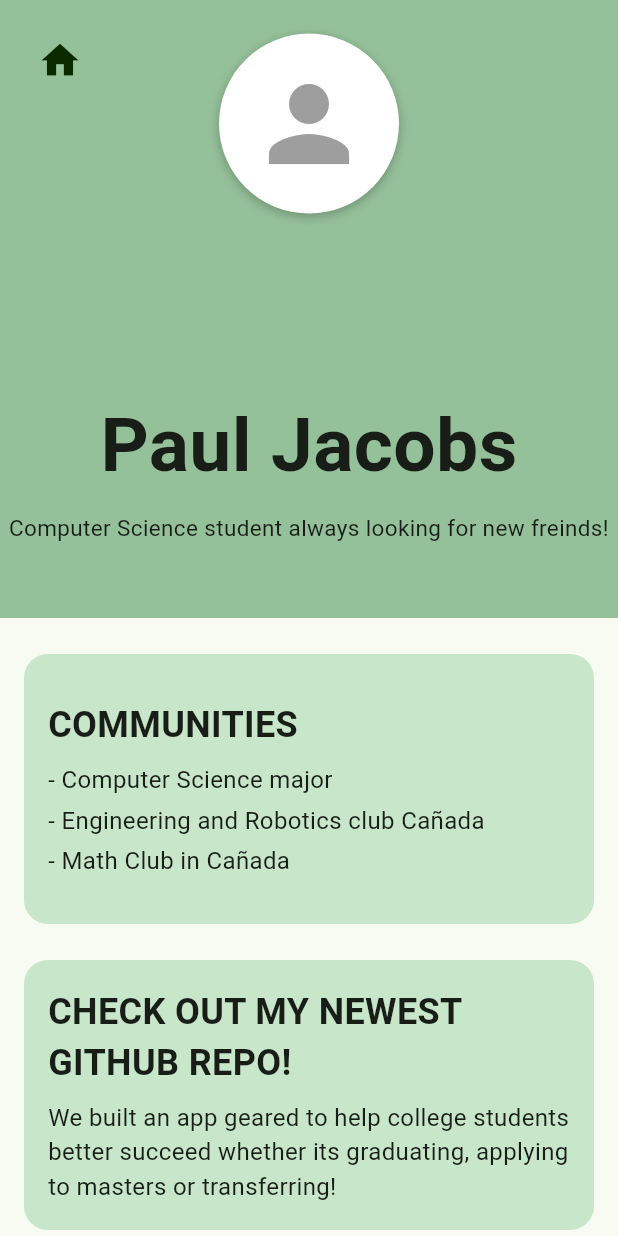
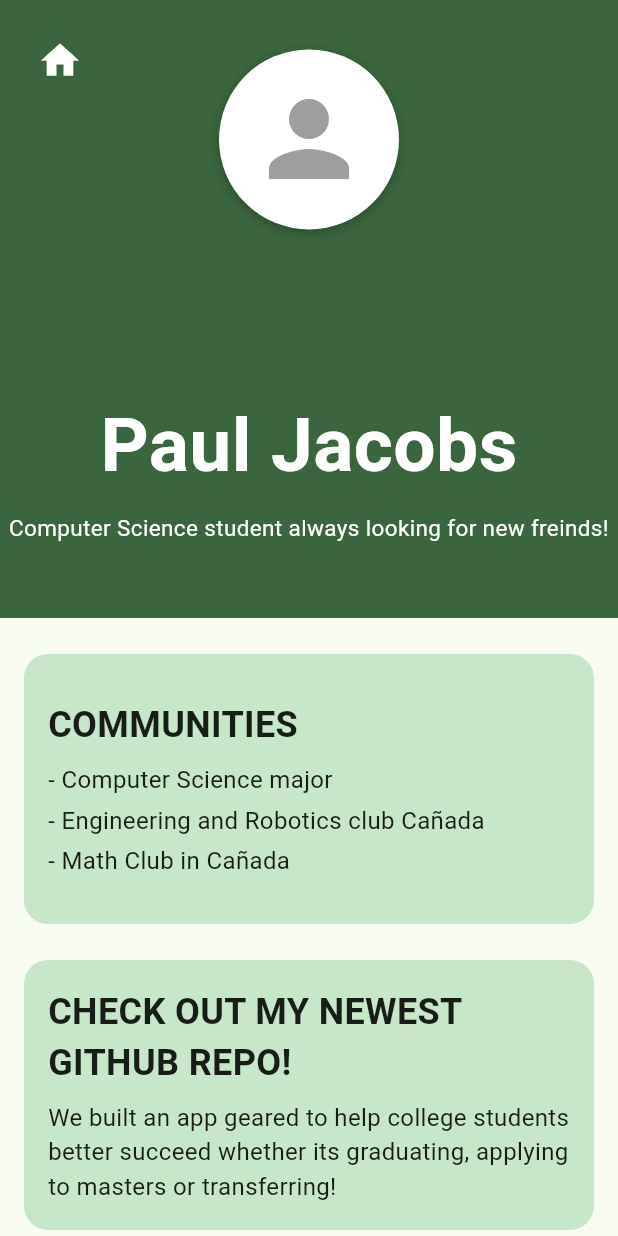
Before and after one commit to rolandoreds/BeaconAPP1, a Flutter app: the ProfilePage screen opened directly, on a phone screen of 412 x 824 dp. Run offline on Flutter 3.47's test engine with Material 3 defaults, Android fonts, the light colour scheme and no system bars; our stand-ins replace sliding_up_panel, table_calendar.

Commit message:
UI Changes
- Changed certain colors in Calendar and Profile

```diff
--- a/beaconapp/lib/calendar/calendar_widget.dart
+++ b/beaconapp/lib/calendar/calendar_widget.dart
@@ -95,13 +95,13 @@ class _CalendarWidgetState extends State<CalendarWidget> {
 
                   if (homework.isNotEmpty) {
                     markers.add(
-                      _buildMarkerDot(color: Colors.blue), // Homework = Blue
+                      _buildMarkerDot(color: Theme.of(context).colorScheme.tertiary), // Homework = Blue
                     );
                   }
 
                   if (normalEvents.isNotEmpty) {
                     markers.add(
-                      _buildMarkerDot(color: Colors.red), // Events = Red
+                      _buildMarkerDot(color: Theme.of(context).colorScheme.primary), // Events = Red
                     );
                   }
 
--- a/beaconapp/lib/main.dart
+++ b/beaconapp/lib/main.dart
@@ -19,7 +19,7 @@ class MainApp extends StatelessWidget {
           primary: const Color.fromARGB(255, 58, 101, 62),
           secondary: Colors.green.shade100,
           tertiary: Colors.grey,
-          background: Colors.white,
+          onPrimary: Colors.white,
         ),
         useMaterial3: true,
       ),
--- a/beaconapp/lib/profile.dart
+++ b/beaconapp/lib/profile.dart
@@ -1,7 +1,7 @@
 import 'package:flutter/material.dart';
 
 class ProfilePage extends StatelessWidget {
-  const ProfilePage({Key? key}) : super(key: key);
+  const ProfilePage({super.key});
   @override
   Widget build(BuildContext context) {
     final screenHeight = MediaQuery.of(context).size.height;
@@ -18,17 +18,17 @@ class ProfilePage extends StatelessWidget {
                 children: [
                   Container(
                     height: screenHeight * 0.5,
-                    color: const Color.fromARGB(255, 149, 193, 154),
+                    color: Theme.of(context).colorScheme.primary,
                   ),
                   Positioned(
-                    top: screenHeight * 0.1 - 60,
+                    top: screenHeight * 0.04,
                     left: (screenWidth / 2) - 60,
                     child: Container(
                       width: 120,
                       height: 120,
-                      decoration: const BoxDecoration(
+                      decoration: BoxDecoration(
                         shape: BoxShape.circle,
-                        color: Colors.white,
+                        color: Theme.of(context).colorScheme.onPrimary,
                         boxShadow: [
                           BoxShadow(
                             blurRadius: 6,
@@ -37,11 +37,11 @@ class ProfilePage extends StatelessWidget {
                           ),
                         ],
                       ),
-                      child: const Center(
+                      child: Center(
                         child: Icon(
                           Icons.person,
                           size: 80,
-                          color: Colors.grey,
+                          color: Theme.of(context).colorScheme.tertiary,
                         ),
                       ),
                     ),
@@ -51,10 +51,10 @@ class ProfilePage extends StatelessWidget {
                     left: 16,
                     child: SafeArea(
                       child: IconButton(
-                        icon: const Icon(
+                        icon: Icon(
                           Icons.home,
                           size: 30,
-                          color: Color.fromARGB(255, 12, 42, 0),
+                          color: Theme.of(context).colorScheme.onPrimary,
                         ),
                         onPressed: () {
                           Navigator.pop(context);
@@ -68,13 +68,14 @@ class ProfilePage extends StatelessWidget {
                     right: 0,
                     child: Column(
                       mainAxisSize: MainAxisSize.min,
-                      children: const [
+                      children: [
                         Text(
                           'Paul Jacobs',
                           textAlign: TextAlign.center,
                           style: TextStyle(
                             fontSize: 50,
                             fontWeight: FontWeight.bold,
+                            color: Theme.of(context).colorScheme.onPrimary,
                           ),
                         ),
                         SizedBox(height: 8),
@@ -83,6 +84,7 @@ class ProfilePage extends StatelessWidget {
                           textAlign: TextAlign.center,
                           style: TextStyle(
                             fontSize: 15,
+                            color: Theme.of(context).colorScheme.onPrimary,
                           ),
                         ),
                       ],
@@ -99,9 +101,9 @@ class ProfilePage extends StatelessWidget {
                 child: Container(
                   width: double.infinity,
                   height: boxHeight,
-                  padding: const EdgeInsets.all(16.0),
+                  padding: EdgeInsets.all(16.0),
                   decoration: BoxDecoration(
-                    color: Colors.green.shade100,
+                    color: Theme.of(context).colorScheme.secondary,
                     borderRadius: BorderRadius.circular(16.0),
                   ),
                   child: Column(
@@ -145,7 +147,7 @@ class ProfilePage extends StatelessWidget {
                   height: boxHeight,
                   padding: const EdgeInsets.all(16.0),
                   decoration: BoxDecoration(
-                    color: Colors.green.shade100,
+                    color: Theme.of(context).colorScheme.secondary,
                     borderRadius: BorderRadius.circular(16.0),
                   ),
                   child: Column(
```
Also changed, not shown: beaconapp/lib/calendar/calendar_screen.dart (+10 -3 lines).
